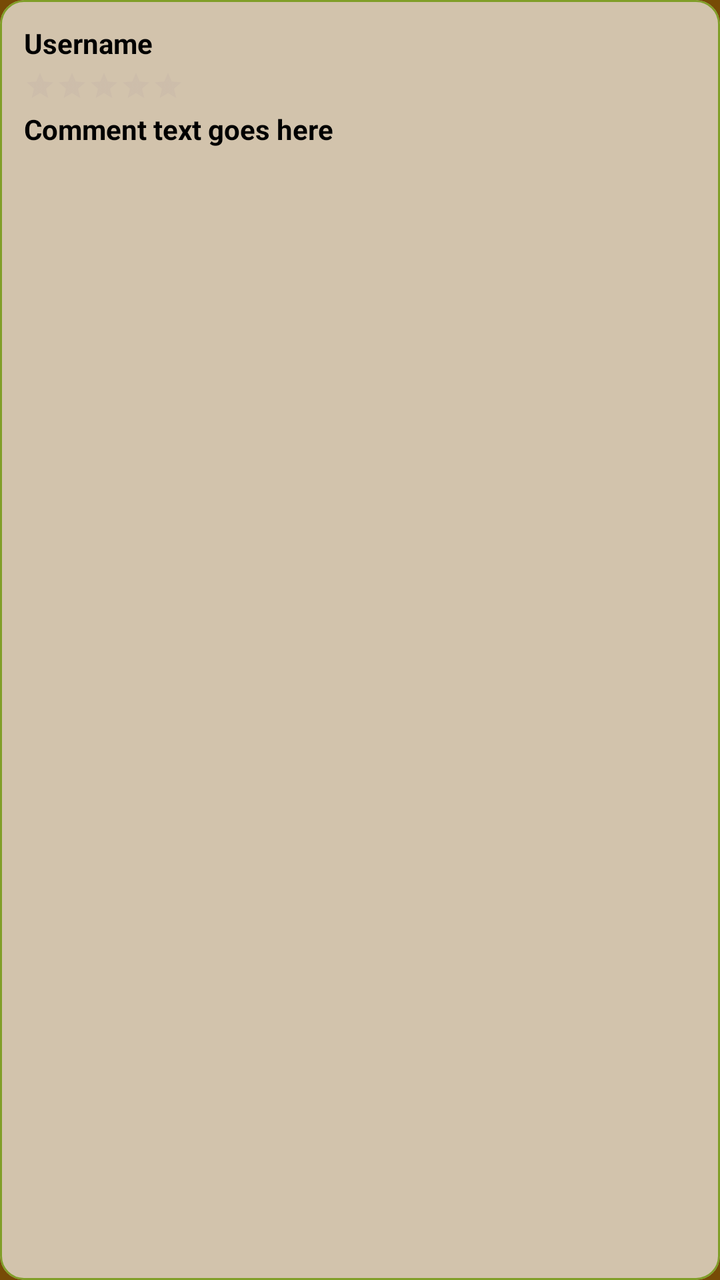
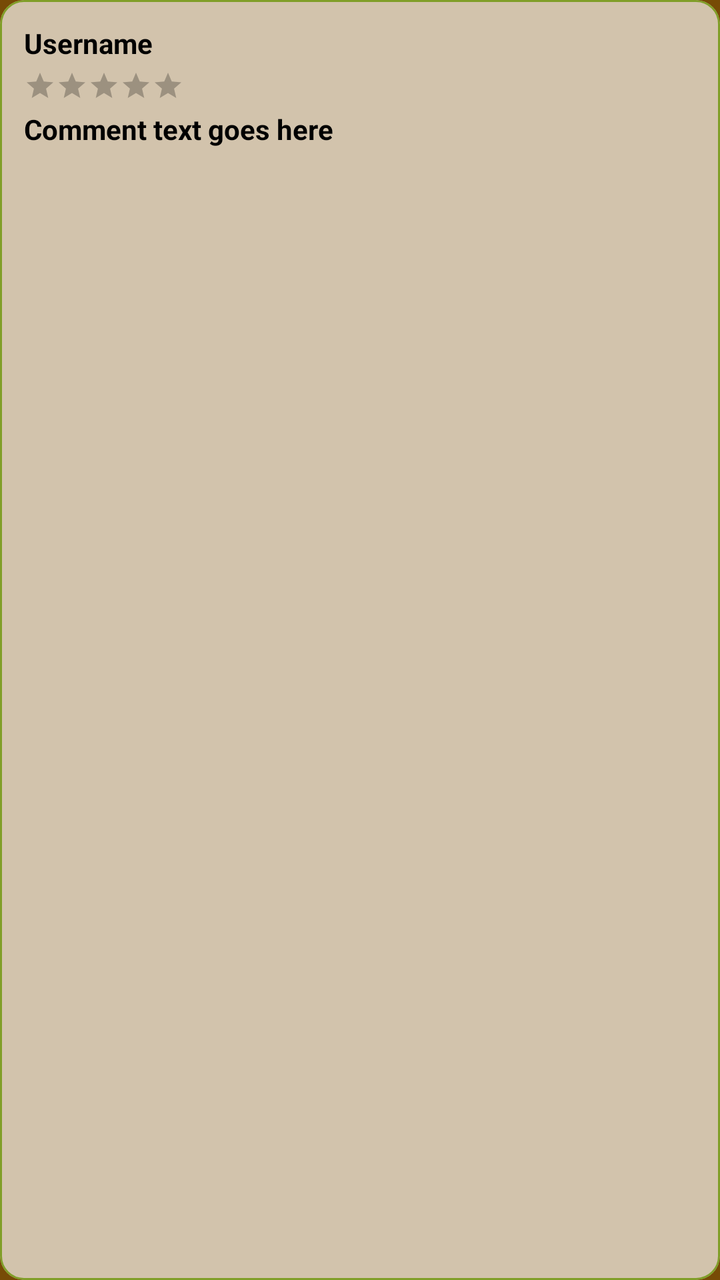

Before-and-after screenshots of an Android layout around one commit, followed by the original layout XML and the change that was made.
<!-- AndroidManifest.xml: application theme Theme.Fruits_App -->
<!-- res/layout/item_comment.xml -->
<?xml version="1.0" encoding="utf-8"?>
<com.google.android.material.card.MaterialCardView xmlns:android="http://schemas.android.com/apk/res/android"
    xmlns:app="http://schemas.android.com/apk/res-auto"
    android:layout_width="match_parent"
    android:layout_height="wrap_content"
    android:layout_margin="8dp"
    app:cardBackgroundColor="#AAFFFFFF"
    app:cardCornerRadius="12dp"
    app:cardElevation="0dp"
    app:strokeColor="@color/leaf_green_top"
    app:strokeWidth="1dp">

    <LinearLayout
        android:layout_width="match_parent"
        android:layout_height="wrap_content"
        android:orientation="vertical"
        android:padding="12dp">

        <TextView
            android:id="@+id/tvCommentUser"
            android:layout_width="wrap_content"
            android:layout_height="wrap_content"
            android:textStyle="bold"
            android:textColor="@color/black"
            android:text="@string/username_hint" />

        <RatingBar
            android:id="@+id/ratingBar"
            style="?android:attr/ratingBarStyleSmall"
            android:layout_width="wrap_content"
            android:layout_height="wrap_content"
            android:layout_marginTop="4dp"
            android:isIndicator="true"
            android:numStars="5"
            android:progressTint="@color/bold_yellow_card" />

        <TextView
            android:id="@+id/tvCommentText"
            android:layout_width="wrap_content"
            android:layout_height="wrap_content"
            android:layout_marginTop="4dp"
            android:textColor="@color/black"
            android:textStyle="bold"
            android:text="@string/comment_placeholder" />

    </LinearLayout>
</com.google.android.material.card.MaterialCardView>
<!-- resources referenced by this layout -->
<resources>
  <color name="black">#FF000000</color>
  <color name="bold_yellow_card">#AAc58f11</color>
  <color name="leaf_green_top">#809E28</color>
  <string name="comment_placeholder">Comment text goes here</string>
  <string name="username_hint">Username</string>
  <style name="Theme.Fruits_App" parent="Base.Theme.Fruits_App" />
  <style name="Base.Theme.Fruits_App" parent="Theme.Material3.DayNight.NoActionBar">
          <item name="android:windowBackground">@color/woody_brown_bg</item>
          <item name="android:statusBarColor">@color/leaf_green_top</item>
  
          
          <item name="colorPrimary">@color/leaf_green_top</item>
          <item name="colorOnPrimary">@color/white</item>
          <item name="colorSecondary">@color/bold_yellow_card</item>
          <item name="colorOnSecondary">@color/white</item>
  
          
          <item name="colorSurface">@color/woody_brown_bg</item>
          <item name="colorOnSurface">@color/white</item>
          <item name="colorSurfaceContainer">@color/woody_brown_bg</item>
          <item name="colorOnSurfaceVariant">@color/white</item>
          <item name="android:textColorPrimary">@color/white</item>
          <item name="android:textColorSecondary">@color/bark_brown_secondary</item>
  
          
          <item name="alertDialogTheme">@style/CustomAlertDialog</item>
  
          
          <item name="colorSecondaryContainer">@color/bold_yellow_card</item>
          <item name="colorOnSecondaryContainer">@color/white</item>
  
          
          <item name="android:itemBackground">@color/bark_brown_secondary</item>
          <item name="android:panelBackground">@color/bark_brown_secondary</item>
          <item name="actionOverflowMenuStyle">@style/OverflowMenu</item>
          <item name="actionBarPopupTheme">@style/PopupOverlay</item>
      </style>
  <color name="woody_brown_bg">#774B06</color>
  <color name="white">#FFFFFFFF</color>
  <color name="bark_brown_secondary">#bfada6</color>
  <style name="CustomAlertDialog" parent="Theme.Material3.DayNight.Dialog.Alert">
          <item name="colorSurface">@color/woody_brown_bg</item>
          <item name="android:background">@color/woody_brown_bg</item>
      </style>
  <style name="OverflowMenu" parent="Widget.Material3.PopupMenu.Overflow">
          <item name="android:popupBackground">@color/woody_brown_bg</item>
      </style>
  <style name="PopupOverlay" parent="ThemeOverlay.Material3.Dark">
          <item name="android:colorBackground">@color/woody_brown_bg</item>
          <item name="colorSurface">@color/woody_brown_bg</item>
          <item name="colorSurfaceContainer">@color/woody_brown_bg</item>
          <item name="colorOnSurface">@color/white</item>
          <item name="android:textColorPrimary">@color/white</item>
          <item name="android:textColorSecondary">@color/bark_brown_secondary</item>
          <item name="colorControlNormal">@color/white</item>
          <item name="android:panelBackground">@color/woody_brown_bg</item>
          <item name="android:itemBackground">@color/woody_brown_bg</item>
      </style>
</resources>

<!-- the commit's change to res/layout/item_comment.xml (unified diff, before → after) -->
@@ -32,7 +32,8 @@
             android:layout_marginTop="4dp"
             android:isIndicator="true"
             android:numStars="5"
-            android:progressTint="@color/bold_yellow_card" />
+            android:progressTint="@color/bold_yellow_card"
+            android:progressBackgroundTint="@color/black" />
 
         <TextView
             android:id="@+id/tvCommentText"
<!-- resource entries referenced after the edit -->
@@ -23,6 +23,7 @@
           <item name="colorOnSurfaceVariant">@color/white</item>
           <item name="android:textColorPrimary">@color/white</item>
           <item name="android:textColorSecondary">@color/bark_brown_secondary</item>
+          <item name="colorControlNormal">@color/black</item>
   
           
           <item name="alertDialogTheme">@style/CustomAlertDialog</item>
